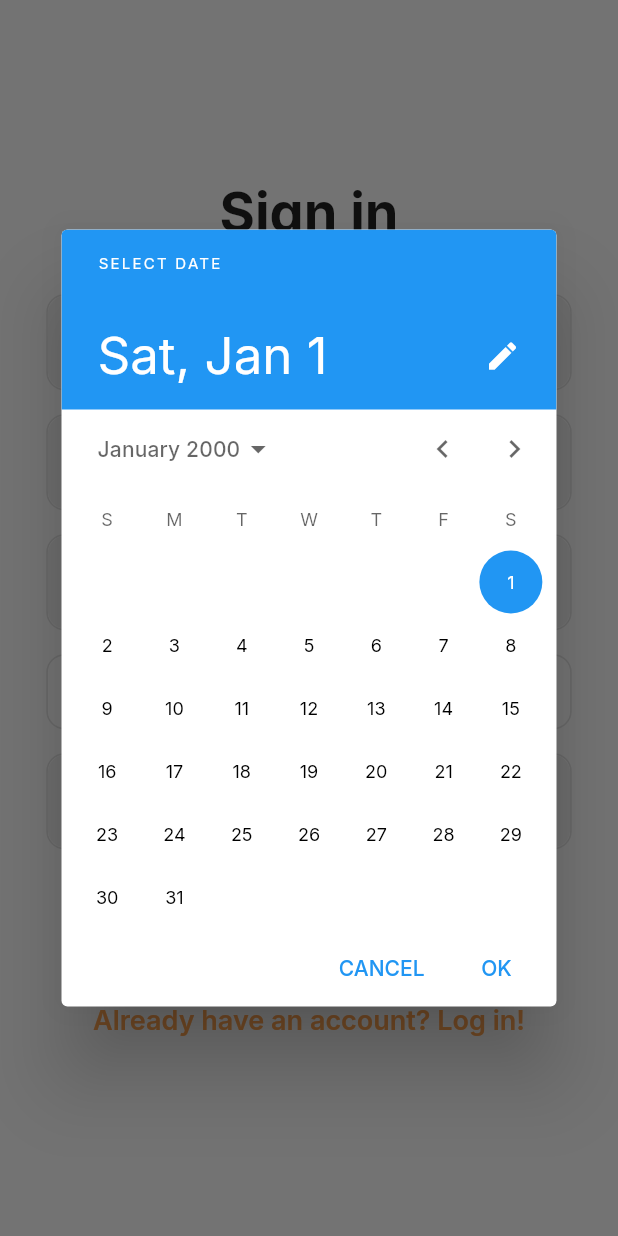
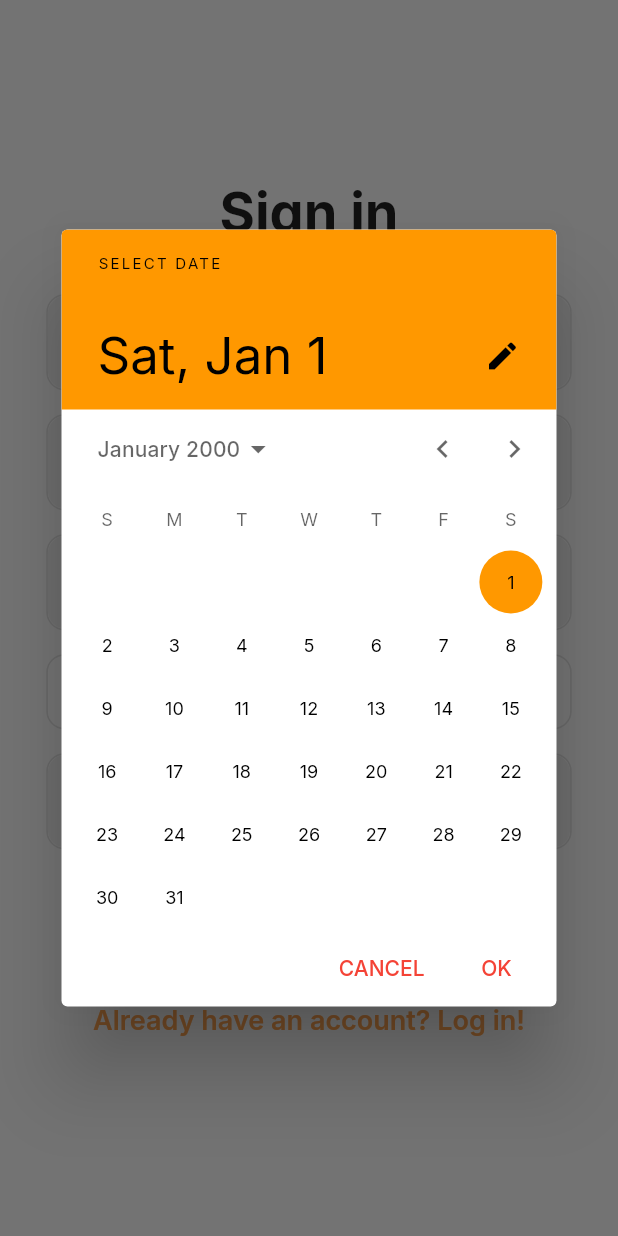
Before and after one commit to wslabosz/mobilki, a Flutter app: the RegisterScreen screen opened by its route, after a tap on "Date of birth", on a phone screen of 412 x 824 dp. Run offline on Flutter 3.47's test engine with Material 2 defaults, Android fonts, the phone set to English and light mode, and no system bars; drawn by our look-alikes of rounded_loading_button; our stand-ins replace cloud_firestore, firebase_auth, firebase_core, firebase_storage, fluttertoast, google_fonts and 1 more; accounts and stored records are empty.

Commit message:
validation and colorscheme on datepicker

```diff
--- a/lib/Screens/Register/components/body.dart
+++ b/lib/Screens/Register/components/body.dart
@@ -46,12 +46,14 @@ class Body extends StatelessWidget {
           InputField(
             hintText: "First name",
             onChanged: (value) {},
+            errorText: validationErrors?['firstname'],
             textInputType: TextInputType.name,
             textEditingController: firstnameController,
           ),
           InputField(
             hintText: "Last name",
             onChanged: (value) {},
+            errorText: validationErrors?['lastname'],
             textInputType: TextInputType.name,
             textEditingController: lastnameController,
           ),
--- a/lib/Screens/Register/register_screen.dart
+++ b/lib/Screens/Register/register_screen.dart
@@ -33,6 +33,23 @@ class _RegisterScreenState extends State<RegisterScreen> {
 
   Future<void> _selectDate(BuildContext context) async {
     final DateTime? picked = await showDatePicker(
+        builder: (context, child) {
+          return Theme(
+            data: Theme.of(context).copyWith(
+              colorScheme: const ColorScheme.light(
+                primary: Colors.orange, // header background color
+                onPrimary: Colors.black, // header text color
+                onSurface: Colors.black, // body text color
+              ),
+              textButtonTheme: TextButtonThemeData(
+                style: TextButton.styleFrom(
+                  primary: Colors.red, // button text color
+                ),
+              ),
+            ),
+            child: child!,
+          );
+        },
         context: context,
         initialDate: DateTime(2000),
         firstDate: DateTime(1920),
@@ -47,10 +64,16 @@ class _RegisterScreenState extends State<RegisterScreen> {
   Future<void> _validateForm() async {
     Map<String, String>? listOfErrors;
     if (!_emailController.text.contains('@')) {
-      listOfErrors?['email'] = 'given email is invalid';
+      listOfErrors?['email'] = 'please provide valid email';
     }
     if (_passwordController.text.length < 6) {
       listOfErrors?['password'] = 'password must be longer than 6 characters';
+    }
+    if (_firstnameController.text.isEmpty) {
+      listOfErrors?['firstname'] = 'please provide firstname';
+    }
+    if (_lastnameController.text.isEmpty) {
+      listOfErrors?['lastname'] = 'please provide lastname';
     }
     setState(() {
       _errors = listOfErrors;
```
